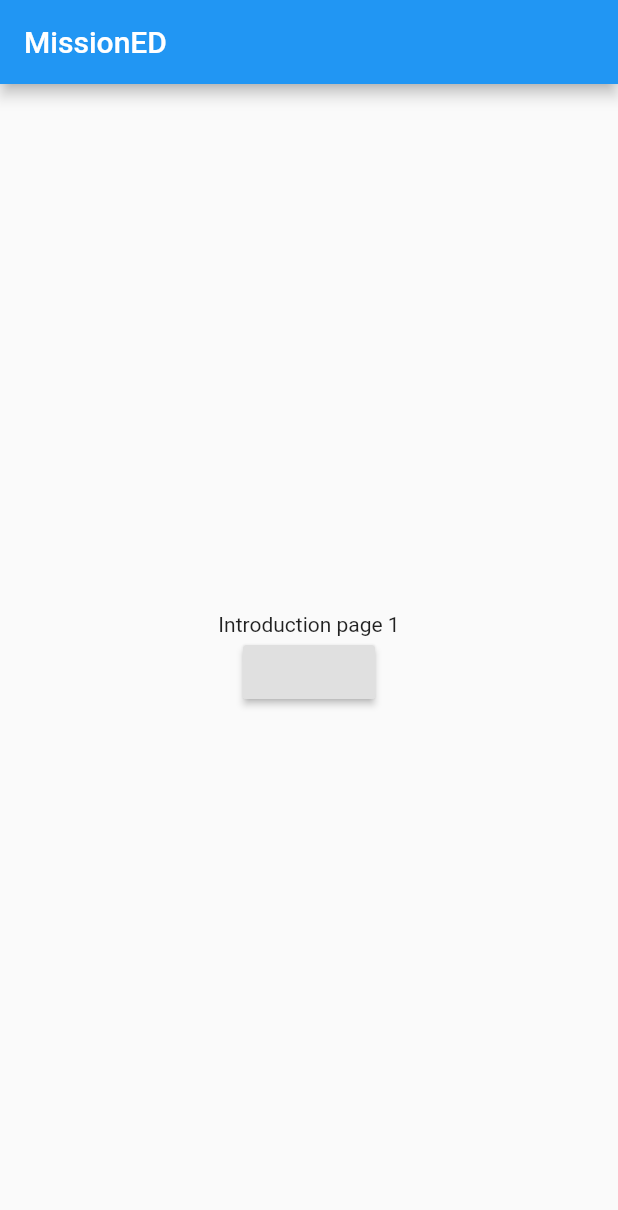
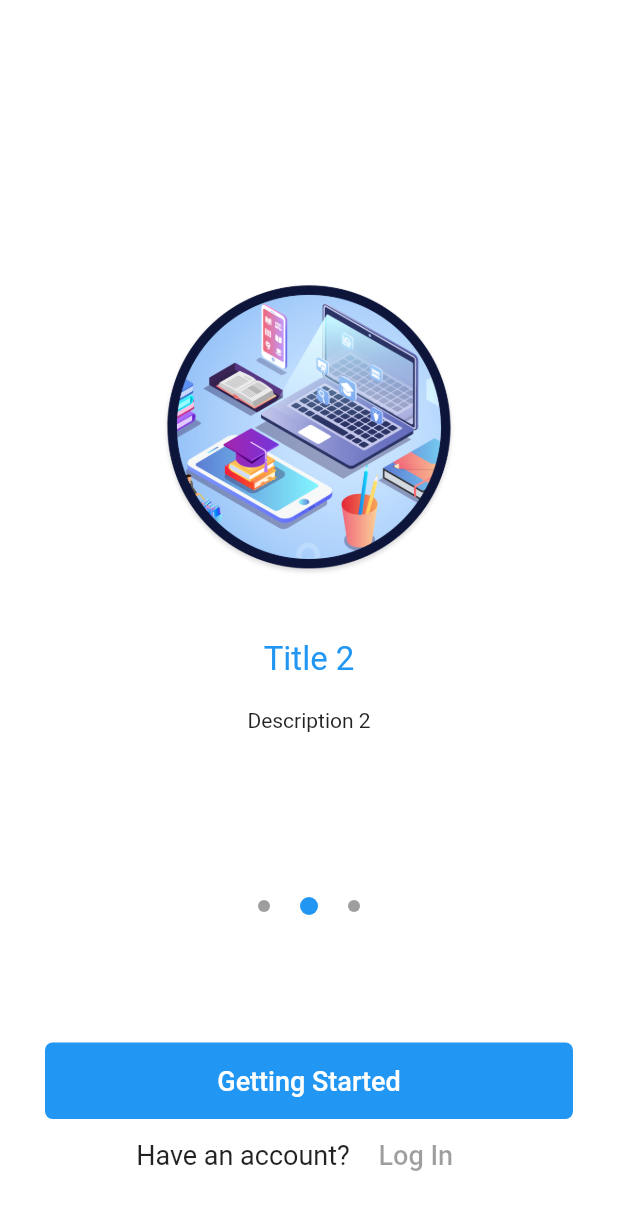
Before and after one commit to unforgettablexD/MissionED_flutter, a Flutter app: the screen it shows after launch, on a phone screen of 412 x 824 dp. Shown: the top 1210 px of the screen. Run offline on Flutter 3.47's test engine with Material 2 defaults, Android fonts, the phone set to English and light mode, and no system bars.

Commit message:
slider is done

```diff
--- a/missioned_flutter_app/lib/introduction.dart
+++ /dev/null
@@ -1,20 +0,0 @@
-import 'package:flutter/cupertino.dart';
-import 'package:flutter/material.dart';
-import 'main.dart';
-
-
-class Introduction extends StatelessWidget{
-  @override
-  Widget build(BuildContext context){
-    return Scaffold(
-      appBar: AppBar(
-        title: Text("MissionED"),
-      ),
-      body: Center(
-        child: Text("Page 1",
-          textAlign: TextAlign.center,
-        ),
-      ),
-    );
-  }
-}
--- a/missioned_flutter_app/lib/main.dart
+++ b/missioned_flutter_app/lib/main.dart
@@ -1,111 +1,23 @@
-import 'package:flutter/cupertino.dart';
 import 'package:flutter/material.dart';
-import 'package:splashscreen/splashscreen.dart';
 
-void main() {
-  runApp(new MaterialApp(
-    debugShowCheckedModeBanner: false,
-    home: new MyApp(),
-    routes: <String, WidgetBuilder>{
-      "/intro2": (BuildContext context) =>new introduction2(),
-      "/intro3": (BuildContext context) =>new introduction3()
-    },
-  ));
-}
+import './screens/getting_started_screen.dart';
 
-class MyApp extends StatefulWidget {
-  @override
-  MyAppState createState() =>MyAppState();
-}
 
-class MyAppState extends State<MyApp>{
+
+void main() =>runApp(MyApp());
+
+class MyApp extends StatelessWidget {
   @override
   Widget build(BuildContext context) {
-    return SplashScreen(
-      seconds: 3,
-      backgroundColor: Colors.white,
-      image: Image.asset('assets/output-onlinepngtools (88).png'),
-      photoSize: 150,
-      navigateAfterSeconds: introduction1(),
+    return MaterialApp(
+      title: 'MissionED',
+      debugShowCheckedModeBanner: false,
+      theme: ThemeData(
+        primaryColor: Colors.blue,
+      ),
+      home: GettingStartedScreen(),
+    );
 
-    );
-    // TODO: implement build
   }
+
 }
-
-class introduction1 extends StatelessWidget{
-  @override
-  Widget build(BuildContext context){
-    return Scaffold(
-      appBar: AppBar(
-        title: Text("MissionED"),
-      ),
-      body: new Container(
-        child: new Center(
-          child: new Column(
-            mainAxisAlignment: MainAxisAlignment.center,
-            children: <Widget>[
-
-              new Text("Introduction page 1"),
-              new RaisedButton(
-                  onPressed: () {Navigator.of(context).pushNamed("/intro2");}
-
-              )
-            ],
-          ),
-        ),
-
-      ),
-    );
-  }
-}
-
-class introduction2 extends StatelessWidget{
-  @override
-  Widget build(BuildContext context){
-    return Scaffold(
-      appBar: AppBar(
-        title: Text("MissionED"),
-      ),
-      body: new Container(
-        child: new Center(
-          child: new Column(
-            mainAxisAlignment: MainAxisAlignment.center,
-            children: <Widget>[
-
-              new Text("Introduction page 2"),
-              new RaisedButton(onPressed: () {Navigator.of(context).pushNamed("/intro3");})
-
-            ],
-          ),
-        ),
-
-      ),
-    );
-  }
-}
-
-class introduction3 extends StatelessWidget{
-  @override
-  Widget build(BuildContext context){
-    return Scaffold(
-      appBar: AppBar(
-        title: Text("MissionED"),
-      ),
-      body: new Container(
-        child: new Center(
-          child: new Column(
-            mainAxisAlignment: MainAxisAlignment.center,
-            children: <Widget>[
-
-              new Text("Introduction page 3"),
-              new RaisedButton(onPressed: null)
-
-            ],
-          ),
-        ),
-
-      ),
-    );
-  }
-}
--- /dev/null
+++ b/missioned_flutter_app/lib/model/slide.dart
@@ -0,0 +1,31 @@
+import 'package:flutter/material.dart';
+
+class Slide {
+  final String imageUrl;
+  final String title;
+  final String description;
+
+  Slide({
+    @required this.imageUrl,
+    @required this.title,
+    @required this.description
+  });
+}
+
+final slidelist=[
+  Slide(
+    imageUrl: 'assets/onboarding1.png',
+    title: 'Title 1',
+    description: 'Description1',
+  ),
+  Slide(
+    imageUrl: 'assets/onboarding2.png',
+    title: 'Title 2',
+    description: 'Description 2',
+  ),
+  Slide(
+    imageUrl: 'assets/onboarding3.png',
+    title: 'Title 3',
+    description: 'Description 3',
+  ),
+];
--- /dev/null
+++ b/missioned_flutter_app/lib/screens/getting_started_screen.dart
@@ -0,0 +1,117 @@
+import 'package:flutter/material.dart';
+import '../widgets/slide_dots.dart';
+import 'dart:async';
+import '../model/slide.dart';
+import '../widgets/slideitem.dart';
+
+class GettingStartedScreen extends StatefulWidget{
+  @override
+  _GettingStartedScreenState createState() => _GettingStartedScreenState();
+}
+
+class _GettingStartedScreenState extends State<GettingStartedScreen> {
+  int _currentPage = 0;
+  final PageController _pageController = PageController(
+    initialPage: 0
+  );
+
+  @override
+  void initState() {
+    super.initState();
+    Timer.periodic(Duration(seconds: 5), (Timer timer) {
+      if(_currentPage < 2 )
+        {
+          _currentPage++;
+        }
+      else{
+        _currentPage =0;
+      }
+
+      _pageController.animateToPage(_currentPage, duration: Duration(microseconds: 300), curve: Curves.easeIn);
+    });
+
+  }
+
+  _onPageChanged( int index){
+    setState(() {
+      _currentPage=index;
+    });
+  }
+
+  @override
+  void dispose() {
+    super.dispose();
+    _pageController.dispose();
+  }
+
+  @override
+  Widget build(BuildContext context) {
+    return Scaffold(
+      body: Container(
+        color: Colors.white,
+        child: Padding(
+          padding: const EdgeInsets.all(30),
+          child: Column(
+            children: <Widget>[
+              Expanded(
+
+                child:Stack(
+                  alignment: AlignmentDirectional.bottomCenter,
+                  children: <Widget>[
+                    PageView.builder(
+                      scrollDirection: Axis.horizontal,
+                      controller: _pageController,
+                      onPageChanged: _onPageChanged,
+                      itemCount: slidelist.length,
+                      itemBuilder: (context, i) =>SlideItem(i) ,
+                    ),
+                    Stack(
+                      alignment: AlignmentDirectional.topStart,
+                      children: <Widget>[
+                        Container(
+                          margin: const EdgeInsets.only(bottom: 35),
+                          child: Row(
+                            mainAxisSize: MainAxisSize.min,
+                            mainAxisAlignment: MainAxisAlignment.center,
+                            children: <Widget>[
+                              for(int i= 0; i<slidelist.length; i++)
+                                if(i == _currentPage)
+                                  SlideDots(true)
+                                 else
+                                SlideDots(false)
+                            ],
+                          ),
+                        )
+                      ],
+                    )
+                  ],
+
+                )
+              ),
+              SizedBox(height: 50,),
+              Column(
+                crossAxisAlignment: CrossAxisAlignment.stretch,
+                children: <Widget>[
+                FlatButton(child: Text('Getting Started',style: TextStyle(fontSize: 18),),
+                shape: RoundedRectangleBorder(
+                  borderRadius: BorderRadius.circular(5),
+                ),
+                padding: const EdgeInsets.all(15),
+                color: Theme.of(context).primaryColor,
+                textColor: Colors.white,
+                onPressed: () { },
+                ),
+                Row(
+                  mainAxisAlignment: MainAxisAlignment.center,
+                  children: <Widget>[
+                  Text('Have an account?', style: TextStyle(fontSize: 18),),
+                  FlatButton(child: Text('Log In', style: TextStyle(fontSize: 18),),),
+                ],)
+              ],)
+            ],
+          ),
+        ),
+      ),
+    );
+  }
+}
--- /dev/null
+++ b/missioned_flutter_app/lib/widgets/slide_dots.dart
@@ -0,0 +1,22 @@
+import 'package:flutter/material.dart';
+
+
+class SlideDots extends StatelessWidget {
+  bool isActive;
+  SlideDots(this.isActive);
+
+
+  @override
+  Widget build(BuildContext context) {
+    return AnimatedContainer(
+      duration: Duration(microseconds: 150),
+      margin: const EdgeInsets.symmetric(horizontal: 10),
+      height: isActive ? 12 :8 ,
+      width: isActive ?12 :8 ,
+      decoration: BoxDecoration(
+        color: isActive ? Theme.of(context).primaryColor : Colors.grey,
+        borderRadius: BorderRadius.all(Radius.circular(12)),
+      ),
+    );
+  }
+}
--- /dev/null
+++ b/missioned_flutter_app/lib/widgets/slideitem.dart
@@ -0,0 +1,40 @@
+import 'package:flutter/material.dart';
+import '../model/slide.dart';
+
+class SlideItem extends StatelessWidget {
+  final int index;
+  SlideItem(this.index);
+
+  @override
+  Widget build(BuildContext context) {
+    return Column(
+      mainAxisAlignment: MainAxisAlignment.center,
+      crossAxisAlignment: CrossAxisAlignment.center,
+      children: <Widget>[
+        Container(
+          width: 200,
+          height: 200,
+          decoration: BoxDecoration(
+              shape: BoxShape.circle,
+              image: DecorationImage(
+                  image: AssetImage(slidelist[index].imageUrl),
+                  fit: BoxFit.cover
+              )
+          ),
+        ),
+        SizedBox(height: 40,),
+        Text(slidelist[index].title, style: TextStyle(
+          fontSize: 22,
+          color: Theme
+              .of(context)
+              .primaryColor,
+        ),
+        ),
+        SizedBox(height: 20,),
+        Text(slidelist[index].description,
+          textAlign: TextAlign.center,
+        ),
+      ],
+    );
+  }
+}
--- a/missioned_flutter_app/pubspec.yaml
+++ b/missioned_flutter_app/pubspec.yaml
@@ -49,6 +49,9 @@ flutter:
   assets:
     - assets/mission_ed.png
     - assets/output-onlinepngtools (88).png
+    - assets/onboarding1.png
+    - assets/onboarding2.png
+    - assets/onboarding3.png
 
   # An image asset can refer to one or more resolution-specific "variants", see
   # https://flutter.dev/assets-and-images/#resolution-aware.
```
Also changed, not shown: missioned_flutter_app/assets/onboarding1.png (added), missioned_flutter_app/assets/onboarding2.png (added), missioned_flutter_app/assets/onboarding3.png (added).
